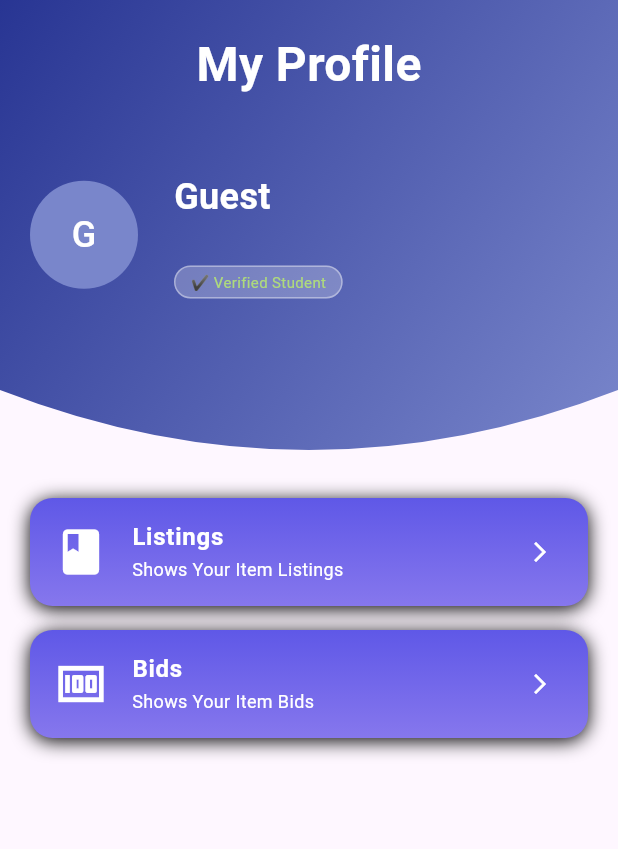
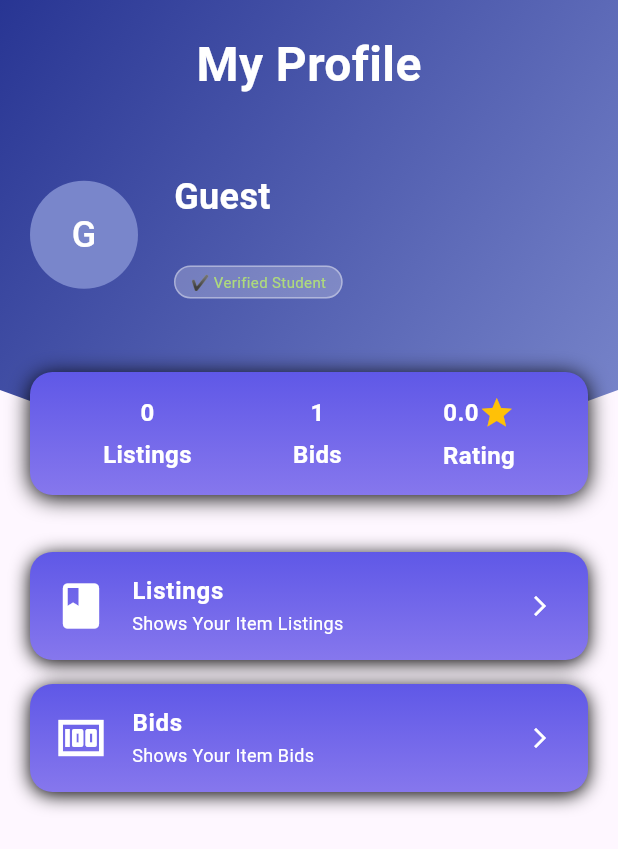
Before and after one commit to Galon123/Campus-Market-Place-App, a Flutter app: the ProfileScreen screen opened directly with empty values, on a phone screen of 412 x 824 dp. Shown: the top 849 px of the screen. Run offline on Flutter 3.47's test engine with Material 3 defaults, Android fonts, the phone set to English and light mode, and no system bars; our stand-ins replace cookie_jar, dio, dio_cookie_manager.

Commit message:
profile work done some more

```diff
--- a/lib/screens/profileScreen.dart
+++ b/lib/screens/profileScreen.dart
@@ -22,8 +22,9 @@ class _ProfileScreenState extends State<ProfileScreen> {
             body: SingleChildScrollView(
               child: Column(
                 children: [
-
-                  // Curved Header
+                  Stack(
+                    clipBehavior: Clip.none,
+                    children: [
                       ClipPath(
                         clipper: HeaderClipper(),
                         child: Container(
@@ -77,9 +78,41 @@ class _ProfileScreenState extends State<ProfileScreen> {
                           ),
                         ),
                       ),
-                  const SizedBox(height: 24,),
+
+                      Positioned(
+                        bottom: -30,
+                        left: 20,
+                        right: 20,
+                        child: Container(
+                          padding: EdgeInsets.all(15.0),
+                          decoration: BoxDecoration(
+                            gradient: LinearGradient(
+                              colors: [AppColors.primaryColor, AppColors.secondaryColor],
+                              begin: AlignmentGeometry.topCenter,
+                              end: AlignmentGeometry.bottomCenter
+                            ),
+                            color: Colors.white,
+                            borderRadius: BorderRadius.circular(15),
+                            boxShadow: [
+                              BoxShadow(color: Colors.black.withValues(), blurRadius: 12, offset: const Offset(0,2))
+                            ]
+                          ),
+                          child: Row(
+                            mainAxisAlignment: MainAxisAlignment.spaceAround,
+                            children: [
+                              _statItem(value: userProvider.products.length.toString(), field: "Listings"),
+                              _statItem(value: "1", field: "Bids"),
+                              _statItem(value: userProvider.rating.toString(), field: "Rating")
+                            ],
+                          ),
+                        )
+                      )
+                    ],
+                  ),
+                  const SizedBox(height: 60,),
                   _buildCard(icon: Icons.book, title: "Listings",subtitle: "Shows Your Item Listings", onTap: () => { widget.onNavigate(2) },),
-                  _buildCard(icon: Icons.money, title: "Bids",subtitle: "Shows Your Item Bids", onTap: () => { widget.onNavigate(1) })
+                  _buildCard(icon: Icons.money, title: "Bids",subtitle: "Shows Your Item Bids", onTap: () => { widget.onNavigate(1) }),
+
                 ],
               ),
             ),
@@ -116,6 +149,33 @@ class _ProfileScreenState extends State<ProfileScreen> {
       ),
     );
   }
+
+  Widget _statItem({required String value, required String field}){
+
+    return Container(
+      child: Column(
+        mainAxisAlignment: MainAxisAlignment.center,
+        children: [
+          Row(
+            children: [
+              Text(value, style: TextStyle(
+                fontSize: AppTextSizes.mediumText,
+                color: AppColors.textColorDefault,
+                fontWeight: FontWeight.w700
+              ),),
+              field == "Rating" ? Icon(Icons.star, color: Colors.amber,) : const SizedBox.shrink()
+            ],
+          ),
+          SizedBox(height: 5,),
+          Text(field, style: TextStyle(
+                fontSize: AppTextSizes.mediumText,
+                color: AppColors.textColorDefault,
+                fontWeight: FontWeight.w700
+              ),)
+        ],
+      ),
+    );
+  }
 }
 
 class HeaderClipper extends CustomClipper<Path> {
```
Lines whose indentation alone changed are shown as unchanged.
